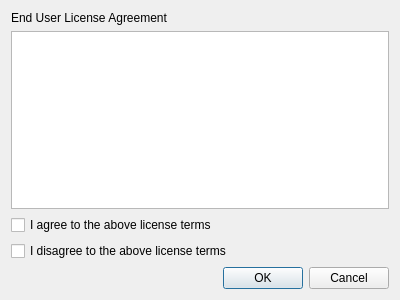
The window that ui/page02eula.ui (nrosenstein-c4d/c4d-plugin-installer) describes before a commit, drawn with Qt 5.
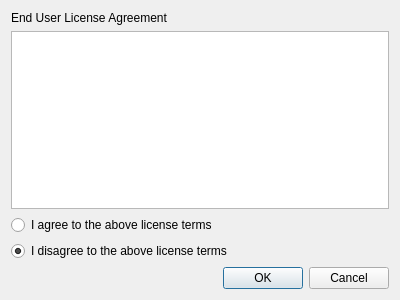
The same window after the commit.

Commit message: update EULA page UI and implement it

```diff
--- a/ui/page02eula.ui
+++ b/ui/page02eula.ui
@@ -29,17 +29,29 @@
     </widget>
    </item>
    <item>
-    <widget class="QCheckBox" name="checkAgree">
+    <widget class="QRadioButton" name="radioAgree">
      <property name="text">
       <string>I agree to the above license terms</string>
      </property>
+     <property name="checked">
+      <bool>false</bool>
+     </property>
+     <attribute name="buttonGroup">
+      <string notr="true">radioButtonGroup</string>
+     </attribute>
     </widget>
    </item>
    <item>
-    <widget class="QCheckBox" name="checkDisagree">
+    <widget class="QRadioButton" name="radioDisagree">
      <property name="text">
       <string>I disagree to the above license terms</string>
      </property>
+     <property name="checked">
+      <bool>true</bool>
+     </property>
+     <attribute name="buttonGroup">
+      <string notr="true">radioButtonGroup</string>
+     </attribute>
     </widget>
    </item>
    <item>
```
Left out of the diff: 3 changed lines with no effect on the pictures. The commit also changes 1 other file.
